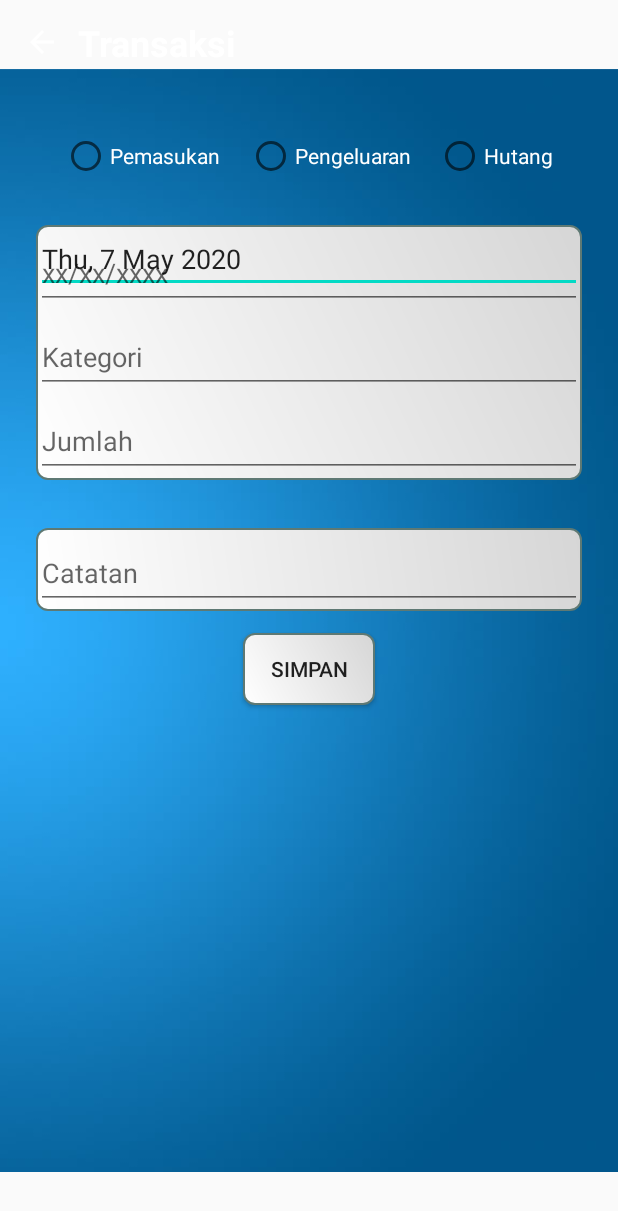
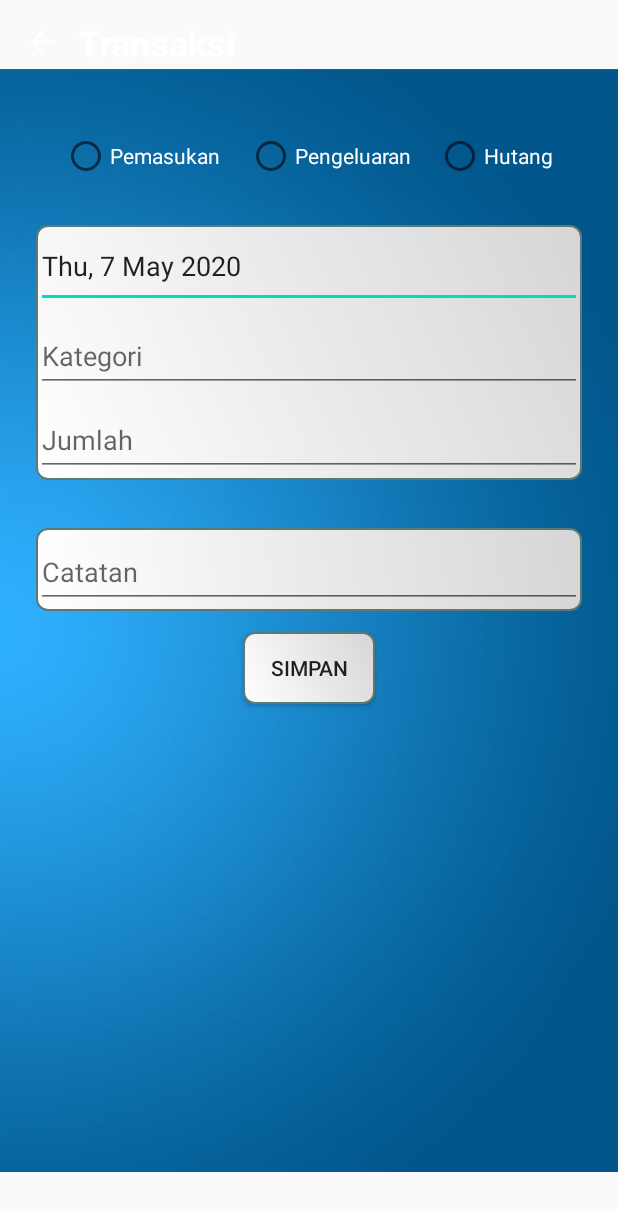
Before and after one commit to Likokas/Dompetku, an Android app: the DataActivity screen opened directly, with no data from a screen before it, on a phone screen of 412 x 824 dp. Shown: the top 1211 px of the screen. Run offline under Robolectric (Android 15) with nearby library versions, the phone set to English and light mode, and no system bars.

Commit message:
date auto

```diff
--- a/app/src/main/java/com/uc/dompetku/activities/DataActivity.java
+++ b/app/src/main/java/com/uc/dompetku/activities/DataActivity.java
@@ -7,7 +7,6 @@ import android.app.ProgressDialog;
 import android.content.Intent;
 import android.os.Build;
 import android.os.Bundle;
-import android.os.Handler;
 import android.text.Editable;
 import android.text.TextWatcher;
 import android.view.View;
@@ -27,9 +26,9 @@ import java.util.Calendar;
 import java.util.Locale;
 
 public class DataActivity extends AppCompatActivity implements TextWatcher {
-    TextInputLayout input_tanggal, input_kategori, input_jumlah, input_catatan;
-    String tanggal, kategori, jumlah, catatan;
-    EditText autoD8;
+    TextInputLayout input_kategori, input_jumlah, input_catatan;
+    String tanggal, kategori, jumlah, catatan, date;
+    EditText input_tanggal;
     RadioButton r_pemasukan, r_pengeluaran, r_hutang;
     RadioButton r_button;
     RadioGroup r_group;
@@ -42,7 +41,6 @@ public class DataActivity extends AppCompatActivity implements TextWatcher {
     protected void onCreate(Bundle savedInstanceState) {
         super.onCreate(savedInstanceState);
         setContentView(R.layout.fragment_data);
-        autoD8 = findViewById(R.id.autoD8);
         input_tanggal = findViewById(R.id.input_tanggal);
         input_kategori = findViewById(R.id.input_kategori);
         input_jumlah = findViewById(R.id.input_jumlah);
@@ -55,34 +53,13 @@ public class DataActivity extends AppCompatActivity implements TextWatcher {
         transaksiHelper = TransaksiHelper.getInstance(DataActivity.this);
 
         SimpleDateFormat dateF = new SimpleDateFormat("EEE, d MMM yyyy", Locale.getDefault());
-        String date = dateF.format(Calendar.getInstance().getTime());
-        autoD8.setText(date);
+        date = dateF.format(Calendar.getInstance().getTime());
+        input_tanggal.setText(date);
 
 
-
-
-        input_tanggal.getEditText().addTextChangedListener(this);
         input_kategori.getEditText().addTextChangedListener(this);
         input_jumlah.getEditText().addTextChangedListener(this);
         input_catatan.getEditText().addTextChangedListener(this);
-
-
-//        button_save.setOnClickListener(new View.OnClickListener() {
-//            @Override
-//            public void onClick(View v) {
-//                Handler handler = new Handler();
-//                handler.postDelayed(new Runnable() {
-//                    @Override
-//                    public void run() {
-//                        long id = helper.insertData(tanggal,kategori,jumlah);
-//                        Intent intent = new Intent(DataActivity.this, TransaksiFragment.class);
-//                        startActivity(intent);
-//                    }
-//                    )};
-//
-//            }
-//        });
-
 
         button_save.setOnClickListener(new View.OnClickListener() {
             @Override
@@ -95,7 +72,6 @@ public class DataActivity extends AppCompatActivity implements TextWatcher {
                 progressDialog.setContentView(R.layout.screen_loading);
                 progressDialog.getWindow().setBackgroundDrawableResource(android.R.color.transparent);
                 User user = new User(tanggal, kategori, jumlah, catatan, choice);
-//                DataUser.userdata.add(user);
                 long result = transaksiHelper.insertData(user);
                 if(result > 0) {
                     Intent intent = new Intent(DataActivity.this, MainActivity.class);
@@ -118,11 +94,12 @@ public class DataActivity extends AppCompatActivity implements TextWatcher {
 
     @Override
     public void onTextChanged(CharSequence s, int start, int before, int count) {
-        tanggal = input_tanggal.getEditText().getText().toString().trim();
+        tanggal = input_tanggal.getText().toString().trim();
         kategori = input_kategori.getEditText().getText().toString().trim();
         jumlah = input_jumlah.getEditText().getText().toString().trim();
+        catatan = input_catatan.getEditText().getText().toString().trim();
 
-        if (!tanggal.isEmpty() && !kategori.isEmpty() && !jumlah.isEmpty()) {
+        if (!tanggal.isEmpty() && !kategori.isEmpty() && !jumlah.isEmpty() && !catatan.isEmpty()) {
             button_save.setEnabled(true);
         }
         else{
--- a/app/src/main/res/layout/fragment_data.xml
+++ b/app/src/main/res/layout/fragment_data.xml
@@ -59,9 +59,9 @@
                 app:layout_constraintTop_toBottomOf="@+id/view" />
 
             <EditText
-                android:id="@+id/autoD8"
+                android:id="@+id/input_tanggal"
                 android:layout_width="0dp"
-                android:layout_height="wrap_content"
+                android:layout_height="55dp"
                 android:layout_marginStart="24dp"
                 android:layout_marginTop="150dp"
                 android:layout_marginEnd="24dp"
@@ -70,28 +70,6 @@
                 app:layout_constraintEnd_toEndOf="parent"
                 app:layout_constraintStart_toStartOf="parent"
                 app:layout_constraintTop_toTopOf="parent" />
-
-            <com.google.android.material.textfield.TextInputLayout
-                android:id="@+id/input_tanggal"
-                android:inputType="textAutoComplete"
-                android:ems="10"
-                android:layout_width="0dp"
-                android:layout_height="wrap_content"
-                android:layout_marginStart="24dp"
-                android:layout_marginTop="150dp"
-                android:layout_marginEnd="24dp"
-                app:layout_constraintEnd_toEndOf="parent"
-                app:layout_constraintHorizontal_bias="0.0"
-                app:layout_constraintStart_toStartOf="parent"
-                app:layout_constraintTop_toTopOf="parent">
-
-                <com.google.android.material.textfield.TextInputEditText
-                    android:layout_width="match_parent"
-                    android:layout_height="wrap_content"
-                    android:hint="@string/in_tanggal"
-                    android:inputType="date" />
-
-            </com.google.android.material.textfield.TextInputLayout>
 
             <com.google.android.material.textfield.TextInputLayout
                 android:id="@+id/input_kategori"
```
Also changed, not shown: app/src/main/java/com/uc/dompetku/activities/ExampleDialog.java (+17 -4 lines), app/src/main/java/com/uc/dompetku/activities/RowLayoutAdapter.java (+1 -20 lines), app/src/main/java/com/uc/dompetku/activities/User.java (deleted, +0 -62 lines), app/src/main/java/com/uc/dompetku/activities/myDbAdapter.java (deleted, +0 -90 lines), app/src/main/java/com/uc/dompetku/fragments/LaporanFragment.java (+1 -20 lines).
